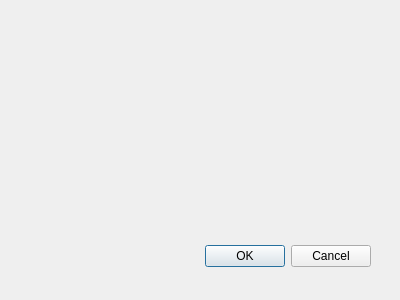
Old version of the form ui/ManageSwarmDialog.ui in the repository iammetehan/uav-swarm-simulator.
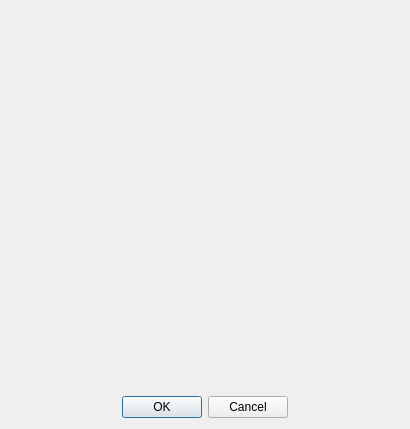
New version of the form.

Commit message: Add implementation of ManageSwarmDialog

Patch:
```diff
--- a/ui/ManageSwarmDialog.ui
+++ b/ui/ManageSwarmDialog.ui
@@ -8,29 +8,82 @@
    <rect>
     <x>0</x>
     <y>0</y>
-    <width>400</width>
-    <height>300</height>
+    <width>410</width>
+    <height>429</height>
    </rect>
   </property>
   <property name="windowTitle">
    <string>Dialog</string>
   </property>
-  <widget class="QDialogButtonBox" name="buttonBox">
-   <property name="geometry">
-    <rect>
-     <x>30</x>
-     <y>240</y>
-     <width>341</width>
-     <height>32</height>
-    </rect>
-   </property>
-   <property name="orientation">
-    <enum>Qt::Horizontal</enum>
-   </property>
-   <property name="standardButtons">
-    <set>QDialogButtonBox::Cancel|QDialogButtonBox::Ok</set>
-   </property>
-  </widget>
+  <layout class="QVBoxLayout" name="verticalLayout_2">
+   <item>
+    <layout class="QHBoxLayout" name="horizontalLayout">
+     <item>
+      <layout class="QVBoxLayout" name="addUAVLay"/>
+     </item>
+     <item>
+      <layout class="QVBoxLayout" name="addThreadLay"/>
+     </item>
+    </layout>
+   </item>
+   <item>
+    <spacer name="verticalSpacer">
+     <property name="orientation">
+      <enum>Qt::Vertical</enum>
+     </property>
+     <property name="sizeHint" stdset="0">
+      <size>
+       <width>20</width>
+       <height>40</height>
+      </size>
+     </property>
+    </spacer>
+   </item>
+   <item>
+    <layout class="QHBoxLayout" name="horizontalLayout_2">
+     <item>
+      <spacer name="horizontalSpacer">
+       <property name="orientation">
+        <enum>Qt::Horizontal</enum>
+       </property>
+       <property name="sizeHint" stdset="0">
+        <size>
+         <width>40</width>
+         <height>20</height>
+        </size>
+       </property>
+      </spacer>
+     </item>
+     <item>
+      <widget class="QPushButton" name="OK">
+       <property name="text">
+        <string>OK</string>
+       </property>
+      </widget>
+     </item>
+     <item>
+      <widget class="QPushButton" name="cancel">
+       <property name="text">
+        <string>Cancel</string>
+       </property>
+      </widget>
+     </item>
+     <item>
+      <spacer name="horizontalSpacer_2">
+       <property name="orientation">
+        <enum>Qt::Horizontal</enum>
+       </property>
+       <property name="sizeHint" stdset="0">
+        <size>
+         <width>40</width>
+         <height>20</height>
+        </size>
+       </property>
+      </spacer>
+     </item>
+    </layout>
+   </item>
+  </layout>
  </widget>
  <pixmapfunction/>
  <resources/>
```
Left out of the diff: 40 changed lines with no effect on the pictures. The commit also changes 15 other files.
